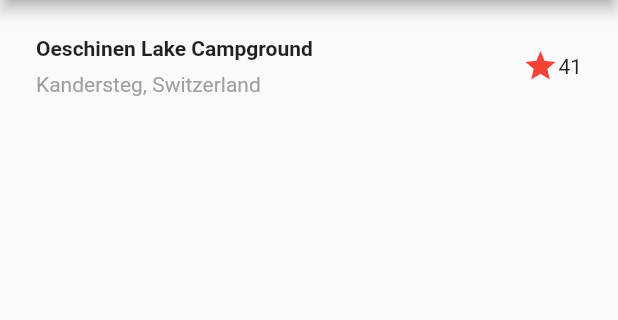
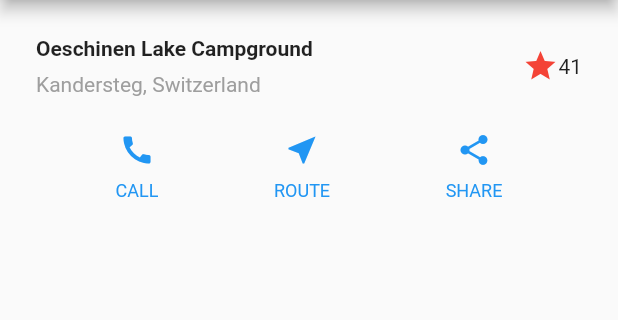
Before and after one commit to omer358/flutter-layout-demo, a Flutter app: the screen it shows after launch, on a phone screen of 412 x 824 dp, the part 84-404 px from its top. Run offline on Flutter 3.47's test engine with Material 2 defaults, Android fonts, the phone set to English and light mode, and no system bars.

Commit message:
Step 3: Implement the button row

```diff
--- a/lib/main.dart
+++ b/lib/main.dart
@@ -10,6 +10,17 @@ class MyApp extends StatelessWidget {
   // This widget is the root of your application.
   @override
   Widget build(BuildContext context) {
+    Color color = Theme.of(context).primaryColor;
+
+Widget buttonSection = Row(
+  mainAxisAlignment: MainAxisAlignment.spaceEvenly,
+  children: [
+    _buildButtonColumn(color, Icons.call, 'CALL'),
+    _buildButtonColumn(color, Icons.near_me, 'ROUTE'),
+    _buildButtonColumn(color, Icons.share, 'SHARE'),
+  ],
+);
+
     Widget titleSection = Container(
       padding: const EdgeInsets.all(24),
       child: Row(
@@ -48,6 +59,7 @@ class MyApp extends StatelessWidget {
       ),
     );
 
+
     return MaterialApp(
       title: 'Flutter Layout Demo',
       theme: ThemeData(
@@ -58,8 +70,32 @@ class MyApp extends StatelessWidget {
             title: const Text("Flutter Layout Demo"),
           ),
           body: Column(
-            children: [titleSection],
+            children: [
+              titleSection,
+              buttonSection
+              ],
           )),
     );
   }
+
+  Column _buildButtonColumn(Color color, IconData icon, String label) {
+    return Column(
+      mainAxisSize: MainAxisSize.min,
+      mainAxisAlignment: MainAxisAlignment.center,
+      children: [
+        Icon(icon, color: color),
+        Container(
+          margin: const EdgeInsets.only(top: 8),
+          child: Text(
+            label,
+            style: TextStyle(
+              fontSize: 12,
+              fontWeight: FontWeight.w400,
+              color: color,
+            ),
+          ),
+        ),
+      ],
+    );
+  }
 }
```
